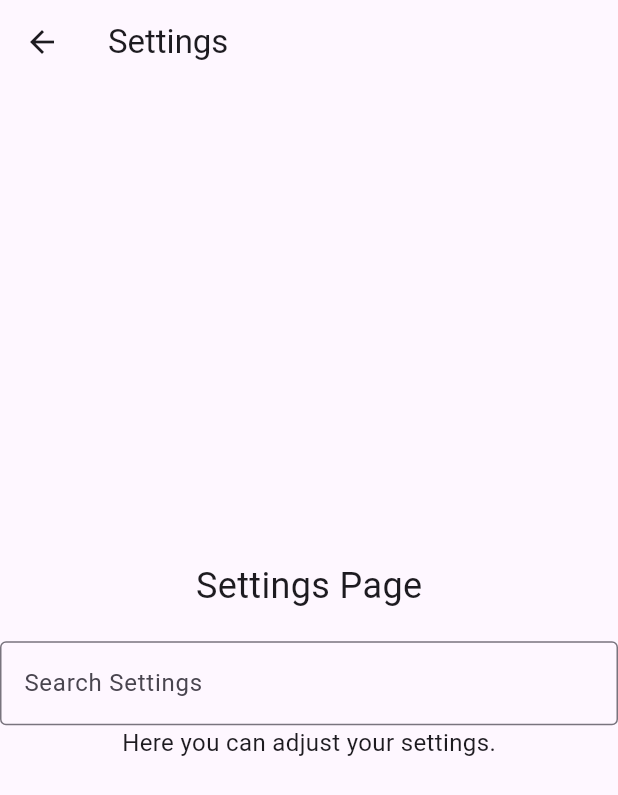
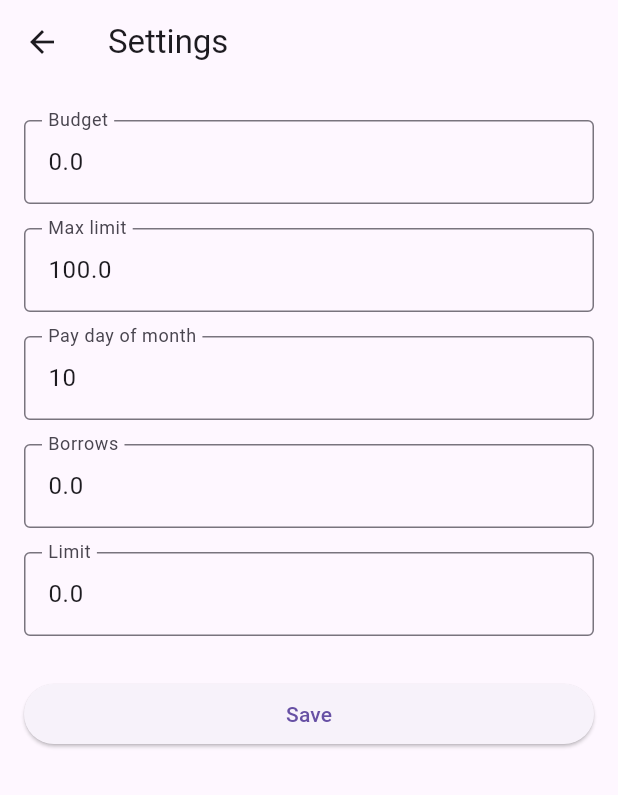
Before and after one commit to PASSTESTMP/dailybudget, a Flutter app: the screen it shows after launch, after a tap on the "settings" icon, on a phone screen of 412 x 824 dp. Shown: the top 795 px of the screen. Run offline on Flutter 3.47's test engine with Material 3 defaults, Android fonts, the phone set to English and light mode, and no system bars; our stand-ins replace equatable, flutter_bloc, shared_preferences.

Commit message:
arch to correct

```diff
--- a/lib/bloc/limit_bloc.dart
+++ b/lib/bloc/limit_bloc.dart
@@ -5,15 +5,17 @@ import 'limit_event.dart';
 import 'limit_state.dart';
 
 class LimitBloc extends Bloc<LimitEvent, LimitState> {
-  LimitBloc() : super(InitialState(dataModel:  DataModel())) {
+  LimitBloc() : super(InitialState(newDataModel:  DataModel())) {
     final dataModel = DataModel();
+
+
 
     on<LoadDataEvent>((event, emit) async {
 
       final prefs = await SharedPreferences.getInstance();
       dataModel.getFromPreferences(prefs);
 
-      emit(InitialState(dataModel: dataModel));
+      emit(InitialState(newDataModel: dataModel));
     });
 
     on<UpdateDataEvent>((event, emit) async {
@@ -27,7 +29,7 @@ class LimitBloc extends Bloc<LimitEvent, LimitState> {
 
       await dataModel.saveToPreferences(await SharedPreferences.getInstance());
 
-      emit(InitialState(dataModel: dataModel));
+      emit(InitialState(newDataModel: dataModel));
     });
 
     on<AddSpendingEvent>((event, emit) {
@@ -58,5 +60,35 @@ class LimitBloc extends Bloc<LimitEvent, LimitState> {
       emit(SpendingAddedState(dataModel.actualLimit, dataModel.limit));
       UpdateDataEvent(dataModel);
     });
+
+    on<UpdateBudgetEvent>((event, emit) {
+      dataModel.budget = double.tryParse(event.budget) ?? 0;
+      emit(InitialState(newDataModel: dataModel));
+    });
+
+    on<UpdateMaxLimitEvent>((event, emit) {
+      dataModel.maxLimit = double.tryParse(event.maxLimit) ?? 0;
+      emit(InitialState(newDataModel: dataModel));
+    });
+
+    on<UpdatePaydayEvent>((event, emit) {
+      dataModel.payday = int.tryParse(event.payday) ?? 10;
+      emit(InitialState(newDataModel: dataModel));
+    });
+
+    on<UpdateBorrowEvent>((event, emit) {
+      dataModel.borrow = double.tryParse(event.borrow) ?? 0;
+      emit(InitialState(newDataModel: dataModel));
+    });
+
+    on<UpdateLimitValueEvent>((event, emit) {
+      dataModel.limit = double.tryParse(event.limit) ?? 0;
+      emit(InitialState(newDataModel: dataModel));
+    });
+
+    on<SaveSettingsEvent>((event, emit) async {
+      await event.dataModel.saveToPreferences(await SharedPreferences.getInstance());
+      emit(InitialState(newDataModel: event.dataModel));
+    });
   }
 }
--- a/lib/bloc/limit_event.dart
+++ b/lib/bloc/limit_event.dart
@@ -28,3 +28,39 @@ class BorrowEvent extends LimitEvent {
 
   BorrowEvent(this.difference, this.spending);
 }
+
+class UpdateBudgetEvent extends LimitEvent {
+  final String budget;
+
+  UpdateBudgetEvent(this.budget);
+}
+
+class UpdateMaxLimitEvent extends LimitEvent {
+  final String maxLimit;
+
+  UpdateMaxLimitEvent(this.maxLimit);
+}
+
+class UpdatePaydayEvent extends LimitEvent {
+  final String payday;
+
+  UpdatePaydayEvent(this.payday);
+}
+
+class UpdateBorrowEvent extends LimitEvent {
+  final String borrow;
+
+  UpdateBorrowEvent(this.borrow);
+}
+
+class UpdateLimitValueEvent extends LimitEvent {
+  final String limit;
+
+  UpdateLimitValueEvent(this.limit);
+}
+
+class SaveSettingsEvent extends LimitEvent {
+  final DataModel dataModel;
+
+  SaveSettingsEvent(this.dataModel);
+}
--- a/lib/bloc/limit_state.dart
+++ b/lib/bloc/limit_state.dart
@@ -3,14 +3,18 @@ import 'package:dailybudget/Model/data_model.dart';
 abstract class LimitState {
   double actualLimit = 0.0;
   double limit = 0.0;
+  DataModel dataModel = DataModel();
+  bool isLoading = false;
 }
 
 class InitialState extends LimitState {
-  final DataModel dataModel;
-  InitialState({required this.dataModel});
+  final DataModel newDataModel;
+  InitialState({required this.newDataModel}){
+    dataModel = newDataModel;
+  }
 
   InitialState copyWith({DataModel? dataModel}) {
-    return InitialState(dataModel: dataModel ?? this.dataModel);
+    return InitialState(newDataModel: this.dataModel);
   }
 }
 
--- /dev/null
+++ b/lib/bloc/settings_state.dart
@@ -0,0 +1,50 @@
+
+import 'package:equatable/equatable.dart';
+
+class SettingsState extends Equatable {
+  final double budget;
+  final double maxLimit;
+  final int payday;
+  final double borrow;
+  final double limit;
+  final bool isLoading;
+
+  const SettingsState({
+    required this.budget,
+    required this.maxLimit,
+    required this.payday,
+    required this.borrow,
+    required this.limit,
+    this.isLoading = false,
+  });
+
+  factory SettingsState.initial() => const SettingsState(
+        budget: 0,
+        maxLimit: 100,
+        payday: 10,
+        borrow: 0,
+        limit: 0,
+        isLoading: true,
+      );
+
+  SettingsState copyWith({
+    double? budget,
+    double? maxLimit,
+    int? payday,
+    double? borrow,
+    double? limit,
+    bool? isLoading,
+  }) {
+    return SettingsState(
+      budget: budget ?? this.budget,
+      maxLimit: maxLimit ?? this.maxLimit,
+      payday: payday ?? this.payday,
+      borrow: borrow ?? this.borrow,
+      limit: limit ?? this.limit,
+      isLoading: isLoading ?? this.isLoading,
+    );
+  }
+
+  @override
+  List<Object> get props => [budget, maxLimit, payday, borrow, limit, isLoading];
+}
--- a/lib/pages/settings.dart
+++ b/lib/pages/settings.dart
@@ -1,36 +1,134 @@
-
+import 'package:dailybudget/bloc/limit_bloc.dart';
+import 'package:dailybudget/bloc/limit_event.dart';
+import 'package:dailybudget/bloc/limit_state.dart';
 import 'package:flutter/material.dart';
+import 'package:flutter_bloc/flutter_bloc.dart';
 
 class SettingsPage extends StatelessWidget {
-  const SettingsPage({Key? key}) : super(key: key);
+  const SettingsPage({super.key});
 
   @override
   Widget build(BuildContext context) {
-    return Scaffold(
-      appBar: AppBar(
-        title: const Text('Settings'),
-      ),
-      body: const Center(
-        child: Column(
-          mainAxisAlignment: MainAxisAlignment.center,
-          children: <Widget>[
-            Text(
-              'Settings Page',
-              style: TextStyle(fontSize: 24),
-            ),
-            SizedBox(height: 20),
-            TextField(
-              decoration: InputDecoration(
-                border: OutlineInputBorder(),
-                labelText: 'Search Settings',
+    return BlocProvider(
+      create: (_) => LimitBloc(),
+      child: const SettingsView(),
+    );
+  }
+}
+
+class SettingsView extends StatefulWidget {
+  const SettingsView({super.key});
+
+  @override
+  State<SettingsView> createState() => _SettingsViewState();
+}
+
+class _SettingsViewState extends State<SettingsView> {
+  final _formKey = GlobalKey<FormState>();
+
+  final _budgetController = TextEditingController();
+  final _maxLimitController = TextEditingController();
+  final _paydayController = TextEditingController();
+  final _borrowController = TextEditingController();
+  final _limitController = TextEditingController();
+
+  @override
+  void dispose() {
+    _budgetController.dispose();
+    _maxLimitController.dispose();
+    _paydayController.dispose();
+    _borrowController.dispose();
+    _limitController.dispose();
+    super.dispose();
+  }
+
+  @override
+  Widget build(BuildContext context) {
+    return BlocBuilder<LimitBloc, LimitState>(
+      builder: (context, state) {
+        if (state.isLoading) {
+          return const Scaffold(
+            body: Center(child: CircularProgressIndicator()),
+          );
+        }
+
+        WidgetsBinding.instance.addPostFrameCallback((_) {
+          if (_budgetController.text != state.dataModel.budget.toString()) {
+            _budgetController.text = state.dataModel.budget.toString();
+          }
+          if (_maxLimitController.text != state.dataModel.maxLimit.toString()) {
+            _maxLimitController.text = state.dataModel.maxLimit.toString();
+          }
+          if (_paydayController.text != state.dataModel.payday.toString()) {
+            _paydayController.text = state.dataModel.payday.toString();
+          }
+          if (_borrowController.text != state.dataModel.borrow.toString()) {
+            _borrowController.text = state.dataModel.borrow.toString();
+          }
+          if (_limitController.text != state.limit.toString()) {
+            _limitController.text = state.limit.toString();
+          }
+        });
+
+        return Scaffold(
+          appBar: AppBar(title: const Text('Settings')),
+          body: Padding(
+            padding: const EdgeInsets.all(16),
+            child: Form(
+              key: _formKey,
+              child: ListView(
+                children: [
+                  _buildNumberField(context, 'Budget', _budgetController,
+                      (value) => context.read<LimitBloc>().add(UpdateBudgetEvent(value))),
+                  _buildNumberField(context, 'Max limit', _maxLimitController,
+                      (value) => context.read<LimitBloc>().add(UpdateMaxLimitEvent(value))),
+                  _buildNumberField(context, 'Pay day of month', _paydayController,
+                      (value) => context.read<LimitBloc>().add(UpdatePaydayEvent(value)),
+                      isInt: true),
+                  _buildNumberField(context, 'Borrows', _borrowController,
+                      (value) => context.read<LimitBloc>().add(UpdateBorrowEvent(value))),
+                  _buildNumberField(context, 'Limit', _limitController,
+                      (value) => context.read<LimitBloc>().add(UpdateLimitValueEvent(value))),
+                  const SizedBox(height: 20),
+                  ElevatedButton(
+                    onPressed: () async {
+                      if (_formKey.currentState!.validate()) {
+                        context.read<LimitBloc>().add(SaveSettingsEvent(state.dataModel));
+                        ScaffoldMessenger.of(context).showSnackBar(
+                          const SnackBar(content: Text('Settings saved')),
+                        );
+                      }
+                    },
+                    child: const Text('Save'),
+                  ),
+                ],
               ),
             ),
-            Text(
-              'Here you can adjust your settings.',
-              style: TextStyle(fontSize: 16),
-            ),
-          ],
+          ),
+        );
+      },
+    );
+  }
+
+  Widget _buildNumberField(BuildContext context, String label,
+      TextEditingController controller, void Function(String) onChanged,
+      {bool isInt = false}) {
+    return Padding(
+      padding: const EdgeInsets.symmetric(vertical: 8),
+      child: TextFormField(
+        controller: controller,
+        keyboardType: const TextInputType.numberWithOptions(decimal: true),
+        decoration: InputDecoration(
+          labelText: label,
+          border: const OutlineInputBorder(),
         ),
+        onFieldSubmitted: onChanged,
+        validator: (value) {
+          if (value == null || value.isEmpty) return 'Enter value';
+          return isInt
+              ? (int.tryParse(value) == null ? 'Enter integer' : null)
+              : (double.tryParse(value) == null ? 'Enter number' : null);
+        },
       ),
     );
   }
--- a/pubspec.yaml
+++ b/pubspec.yaml
@@ -18,6 +18,7 @@ dev_dependencies:
   bloc_test: ^10.0.0
   mocktail: ^1.0.4
   shared_preferences: ^2.5.3
+  equatable: ^2.0.7
 
 
 flutter:
```
Also changed, not shown: lib/bloc/settings_bloc.dart (added, +65 -0 lines), pubspec.lock.
